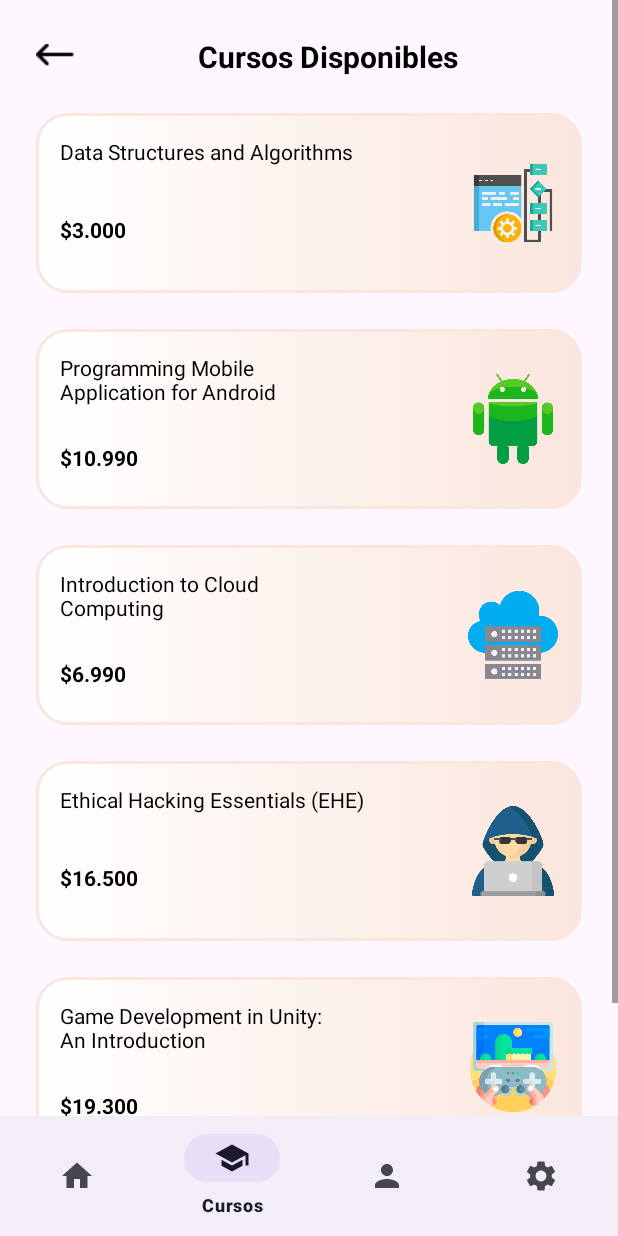
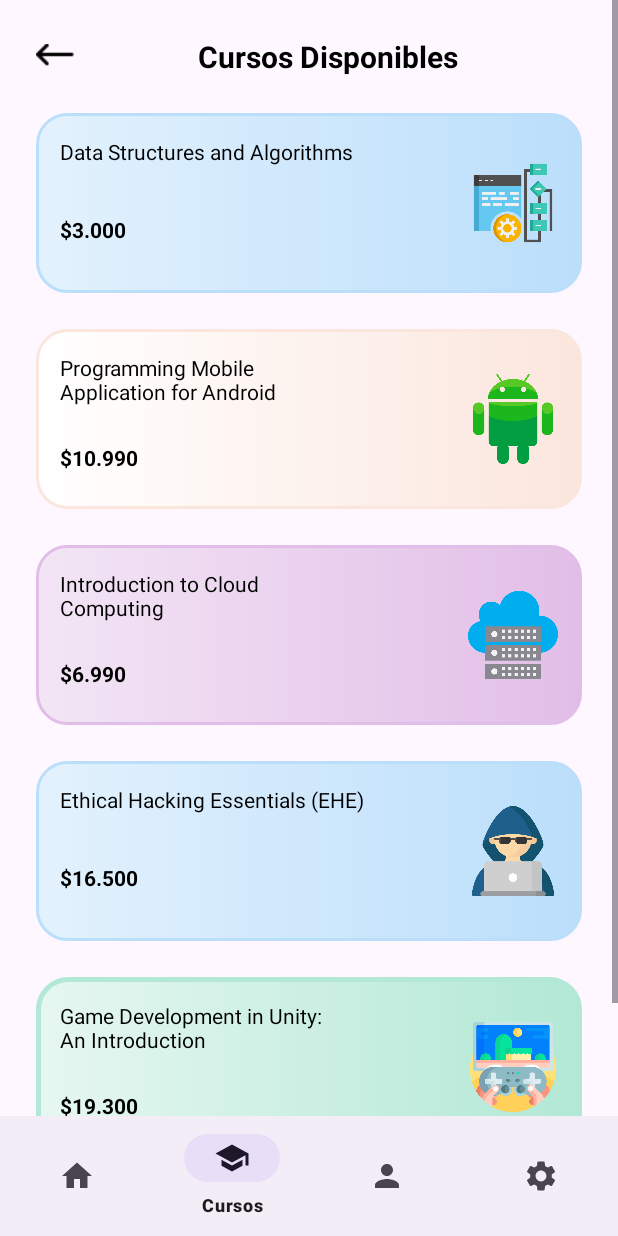
Before and after one commit to BryanTheNull/MeowAcademy, an Android app: the CourseActivity screen opened directly, with no data from a screen before it, on a phone screen of 412 x 824 dp. Run offline under Robolectric (Android 15) with nearby library versions, the phone set to English and light mode, and no system bars.

Commit message:
Elementos Multimedia y SQLite :)

```diff
--- a/app/src/main/AndroidManifest.xml
+++ b/app/src/main/AndroidManifest.xml
@@ -32,7 +32,7 @@
         <activity android:name=".ProfileActivity" />
         <activity android:name=".SettingsActivity" />
         <activity android:name=".MapActivity"/>
-        <activity android:name=".VideoActivity"/>
+        <activity android:name=".VideoActivity" android:screenOrientation="landscape"/>
     </application>
 
 </manifest>
--- /dev/null
+++ b/app/src/main/res/drawable/banner_background2.xml
@@ -0,0 +1,10 @@
+<?xml version="1.0" encoding="utf-8"?>
+<selector xmlns:android="http://schemas.android.com/apk/res/android">
+    <item>
+        <shape android:shape="rectangle">
+            <corners android:radius="20dp"/>
+            <gradient android:startColor="#E3F2FD" android:endColor="#BBDEFB"/>
+            <stroke android:color="#BBDEFB" android:width="2dp"/>
+        </shape>
+    </item>
+</selector>
--- /dev/null
+++ b/app/src/main/res/drawable/banner_background3.xml
@@ -0,0 +1,10 @@
+<?xml version="1.0" encoding="utf-8"?>
+<selector xmlns:android="http://schemas.android.com/apk/res/android">
+    <item>
+        <shape android:shape="rectangle">
+            <corners android:radius="20dp"/>
+            <gradient android:startColor="#E6F7F1" android:endColor="#B2E8D5"/>
+            <stroke android:color="#B2E8D5" android:width="3dp"/>
+        </shape>
+    </item>
+</selector>
--- /dev/null
+++ b/app/src/main/res/drawable/banner_background4.xml
@@ -0,0 +1,10 @@
+<?xml version="1.0" encoding="utf-8"?>
+<selector xmlns:android="http://schemas.android.com/apk/res/android">
+    <item>
+        <shape android:shape="rectangle">
+            <corners android:radius="20dp"/>
+            <gradient android:startColor="#F3E5F5" android:endColor="#E1BEE7"/>
+            <stroke android:color="#E1BEE7" android:width="2dp"/>
+        </shape>
+    </item>
+</selector>
--- /dev/null
+++ b/app/src/main/res/drawable/banner_background5.xml
@@ -0,0 +1,10 @@
+<?xml version="1.0" encoding="utf-8"?>
+<selector xmlns:android="http://schemas.android.com/apk/res/android">
+    <item>
+        <shape android:shape="rectangle">
+            <corners android:radius="20dp"/>
+            <gradient android:startColor="#FFFDE7" android:endColor="#FFF9C4"/>
+            <stroke android:color="#FFF9C4" android:width="1dp"/>
+        </shape>
+    </item>
+</selector>
--- a/app/src/main/res/layout/activity_course.xml
+++ b/app/src/main/res/layout/activity_course.xml
@@ -48,14 +48,18 @@
             </LinearLayout>
 
             <!-- Barra de curso-->
+
+            <!-- Barra de curso-->
+
             <androidx.constraintlayout.widget.ConstraintLayout
+                android:id="@+id/cursoAlgoritmos"
                 android:layout_width="match_parent"
                 android:layout_height="120dp"
-                android:orientation="vertical"
                 android:layout_marginStart="24dp"
                 android:layout_marginEnd="24dp"
-                android:background="@drawable/banner_background1"
-                android:onClick="onClickGoogle">
+                android:background="@drawable/banner_background2"
+                android:onClick="onClickReproducirCurso"
+                android:orientation="vertical">
 
                 <ImageView
                     android:layout_width="60dp"
@@ -64,16 +68,16 @@
                     android:src="@drawable/algoritmos"
                     app:layout_constraintBottom_toBottomOf="parent"
                     app:layout_constraintEnd_toEndOf="parent"
-                    app:layout_constraintTop_toTopOf="parent"/>
+                    app:layout_constraintTop_toTopOf="parent" />
 
                 <TextView
                     android:id="@+id/nombreCurso11"
                     android:layout_width="wrap_content"
                     android:layout_height="wrap_content"
+                    android:layout_marginStart="16dp"
+                    android:layout_marginTop="16dp"
                     android:text="Data Structures and Algorithms"
                     android:textColor="@color/black"
-                    android:layout_marginTop="16dp"
-                    android:layout_marginStart="16dp"
                     app:layout_constraintStart_toStartOf="parent"
                     app:layout_constraintTop_toTopOf="parent" />
 
@@ -85,11 +89,11 @@
                     android:textStyle="bold"
                     app:layout_constraintBottom_toBottomOf="parent"
                     app:layout_constraintStart_toStartOf="@id/nombreCurso11"
-                    app:layout_constraintTop_toBottomOf="@id/nombreCurso11"/>
+                    app:layout_constraintTop_toBottomOf="@id/nombreCurso11" />
             </androidx.constraintlayout.widget.ConstraintLayout>
 
-            <!-- Barra de curso-->
             <androidx.constraintlayout.widget.ConstraintLayout
+                android:id="@+id/cursoAndroid"
                 android:layout_width="match_parent"
                 android:layout_height="120dp"
                 android:orientation="vertical"
@@ -97,7 +101,7 @@
                 android:layout_marginTop="24dp"
                 android:layout_marginEnd="24dp"
                 android:background="@drawable/banner_background1"
-                android:onClick="onClickGoogle">
+                android:onClick="onClickReproducirCurso">
 
                 <ImageView
                     android:layout_width="60dp"
@@ -132,14 +136,15 @@
 
             <!-- Barra de curso-->
             <androidx.constraintlayout.widget.ConstraintLayout
+                android:id="@+id/cursoCloud"
                 android:layout_width="match_parent"
                 android:layout_height="120dp"
                 android:orientation="vertical"
                 android:layout_marginStart="24dp"
                 android:layout_marginTop="24dp"
                 android:layout_marginEnd="24dp"
-                android:background="@drawable/banner_background1"
-                android:onClick="onClickGoogle">
+                android:background="@drawable/banner_background4"
+                android:onClick="onClickReproducirCurso">
 
                 <ImageView
                     android:layout_width="60dp"
@@ -174,14 +179,15 @@
 
             <!-- Barra de curso-->
             <androidx.constraintlayout.widget.ConstraintLayout
+                android:id="@+id/cursoHacking"
                 android:layout_width="match_parent"
                 android:layout_height="120dp"
                 android:orientation="vertical"
                 android:layout_marginStart="24dp"
                 android:layout_marginTop="24dp"
                 android:layout_marginEnd="24dp"
-                android:background="@drawable/banner_background1"
-                android:onClick="onClickGoogle">
+                android:background="@drawable/banner_background2"
+                android:onClick="onClickReproducirCurso">
 
                 <ImageView
                     android:layout_width="60dp"
@@ -214,16 +220,16 @@
                     app:layout_constraintTop_toBottomOf="@id/nombreCurso14"/>
             </androidx.constraintlayout.widget.ConstraintLayout>
 
-            <!-- Barra de curso-->
             <androidx.constraintlayout.widget.ConstraintLayout
+                android:id="@+id/cursoGame"
                 android:layout_width="match_parent"
                 android:layout_height="120dp"
-                android:orientation="vertical"
                 android:layout_marginStart="24dp"
                 android:layout_marginTop="24dp"
                 android:layout_marginEnd="24dp"
-                android:background="@drawable/banner_background1"
-                android:onClick="onClickGoogle">
+                android:background="@drawable/banner_background3"
+                android:onClick="onClickReproducirCurso"
+                android:orientation="vertical">
 
                 <ImageView
                     android:layout_width="60dp"
@@ -232,16 +238,16 @@
                     android:src="@drawable/videojuegos"
                     app:layout_constraintBottom_toBottomOf="parent"
                     app:layout_constraintEnd_toEndOf="parent"
-                    app:layout_constraintTop_toTopOf="parent"/>
+                    app:layout_constraintTop_toTopOf="parent" />
 
                 <TextView
                     android:id="@+id/nombreCurso15"
                     android:layout_width="wrap_content"
                     android:layout_height="wrap_content"
+                    android:layout_marginStart="16dp"
+                    android:layout_marginTop="16dp"
                     android:text="Game Development in Unity:\nAn Introduction"
                     android:textColor="@color/black"
-                    android:layout_marginTop="16dp"
-                    android:layout_marginStart="16dp"
                     app:layout_constraintStart_toStartOf="parent"
                     app:layout_constraintTop_toTopOf="parent" />
 
@@ -253,25 +259,25 @@
                     android:textStyle="bold"
                     app:layout_constraintBottom_toBottomOf="parent"
                     app:layout_constraintStart_toStartOf="@id/nombreCurso15"
-                    app:layout_constraintTop_toBottomOf="@id/nombreCurso15"/>
+                    app:layout_constraintTop_toBottomOf="@id/nombreCurso15" />
             </androidx.constraintlayout.widget.ConstraintLayout>
 
-            <!-- Barra de curso-->
             <androidx.constraintlayout.widget.ConstraintLayout
+                android:id="@+id/cursoLinux"
                 android:layout_width="match_parent"
                 android:layout_height="120dp"
                 android:orientation="vertical"
                 android:layout_marginStart="24dp"
                 android:layout_marginTop="24dp"
                 android:layout_marginEnd="24dp"
-                android:background="@drawable/banner_background1"
-                android:onClick="onClickGoogle">
+                android:background="@drawable/banner_background5"
+                android:onClick="onClickReproducirCurso">
 
                 <ImageView
                     android:layout_width="60dp"
                     android:layout_height="60dp"
                     android:layout_marginEnd="16dp"
-                    android:src="@drawable/java"
+                    android:src="@drawable/linux"
                     app:layout_constraintBottom_toBottomOf="parent"
                     app:layout_constraintEnd_toEndOf="parent"
                     app:layout_constraintTop_toTopOf="parent"/>
@@ -315,6 +321,7 @@
         app:menu="@menu/barra_navegacion"
         app:layout_constraintBottom_toBottomOf="parent"
         app:layout_constraintStart_toStartOf="parent"
-        app:layout_constraintEnd_toEndOf="parent" />
+        app:layout_constraintEnd_toEndOf="parent"
+        android:onClick="onClickButton"/>
 
 </androidx.constraintlayout.widget.ConstraintLayout>
--- a/app/src/main/res/layout/activity_map.xml
+++ b/app/src/main/res/layout/activity_map.xml
@@ -73,6 +73,7 @@
         app:menu="@menu/barra_navegacion"
         app:layout_constraintBottom_toBottomOf="parent"
         app:layout_constraintStart_toStartOf="parent"
-        app:layout_constraintEnd_toEndOf="parent" />
+        app:layout_constraintEnd_toEndOf="parent"
+        android:onClick="onClickButton"/>
 
 </androidx.constraintlayout.widget.ConstraintLayout>
```
Also changed, not shown: app/src/main/java/com/example/appmeowacademy/CourseActivity.java (+30 -3 lines), app/src/main/java/com/example/appmeowacademy/HomeActivity.java (+14 -0 lines), app/src/main/java/com/example/appmeowacademy/MapActivity.java (+9 -0 lines), app/src/main/java/com/example/appmeowacademy/ProfileActivity.java (+13 -0 lines), app/src/main/java/com/example/appmeowacademy/SettingsActivity.java (+9 -0 lines), app/src/main/java/com/example/appmeowacademy/SoundMediaPlayer.java (added, +28 -0 lines), app/src/main/java/com/example/appmeowacademy/VideoActivity.java (+8 -0 lines), app/src/main/res/layout/activity_home.xml (+4 -3 lines), app/src/main/res/layout/activity_profile.xml (+7 -5 lines), app/src/main/res/layout/activity_settings.xml (+8 -5 lines), app/src/main/res/layout/activity_video.xml (+4 -16 lines), app/src/main/res/drawable/linux.png (added), 1 other file.
